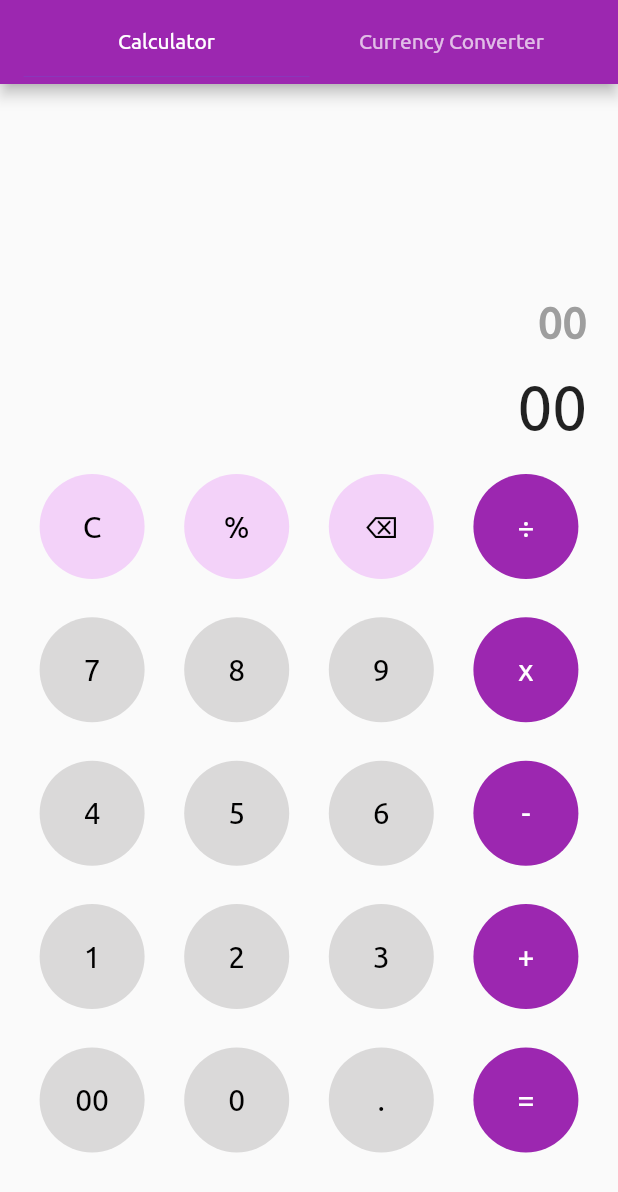
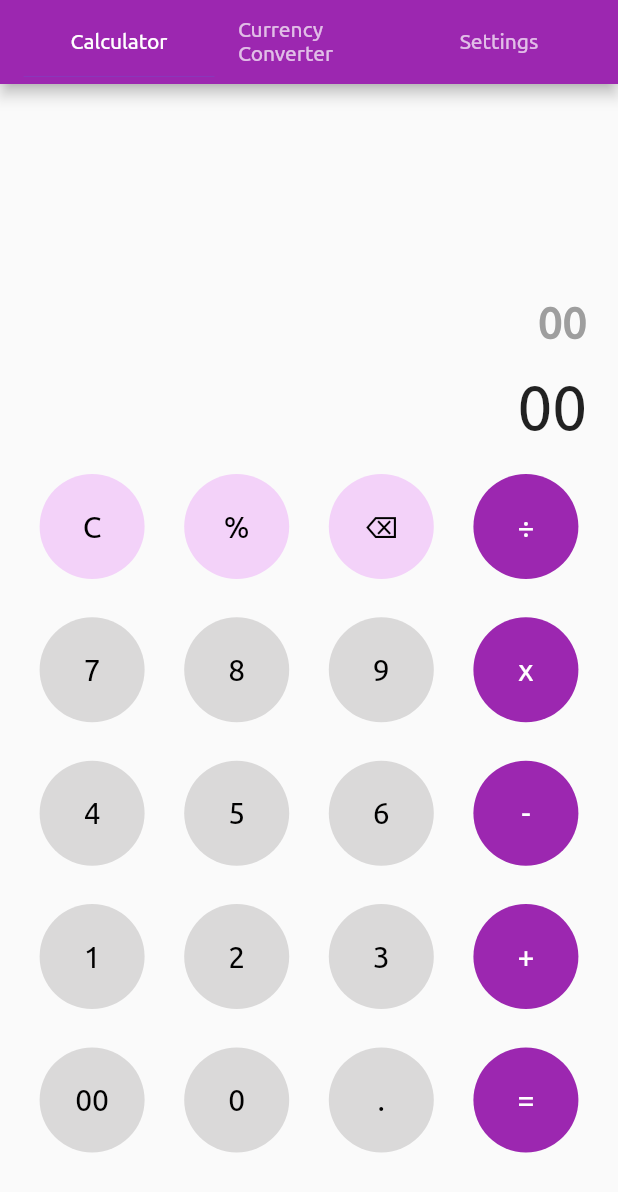
Before and after one commit to yuvrajgrover6/calculator, a Flutter app: the screen it shows after launch, after a tap on "00", on a phone screen of 412 x 824 dp. Shown: the top 1192 px of the screen. Run offline on Flutter 3.47's test engine with Material 2 defaults, Android fonts, the phone set to English and light mode, and no system bars; our stand-ins replace flutter_colorpicker, flutter_dotenv, get, google_mobile_ads, hive, math_expressions; accounts and stored records are empty; network calls fail.

Commit message:
color customizations

```diff
--- a/lib/contants.dart
+++ b/lib/contants.dart
@@ -1,7 +1,21 @@
 import 'package:flutter/material.dart';
+import 'package:get/get.dart';
 import 'package:hive/hive.dart';
+import 'package:path_provider/path_provider.dart';
 
-const kPrimaryColor = Colors.purple;
-const kSecondaryColor = Color.fromARGB(255, 243, 210, 249);
-const kThirdColor = Color.fromARGB(255, 218, 217, 217);
-final hiveBox = Hive.box('exchange_rates');
+class LocalDBController extends GetxController {
+  late Box exchangeRateLocalDB;
+  late Box colorsLocalDB;
+
+  static LocalDBController instance = Get.find();
+  @override
+  Future<void> onInit() async {
+    super.onInit();
+  }
+
+  Future<void> intializeLocalDB() async {
+    Hive.init((await getApplicationDocumentsDirectory()).path);
+    exchangeRateLocalDB = await Hive.openBox('exchange_rates');
+    colorsLocalDB = await Hive.openBox('colors');
+  }
+}
--- a/lib/main.dart
+++ b/lib/main.dart
@@ -1,4 +1,6 @@
+import 'package:calculator/contants.dart';
 import 'package:calculator/modules/home/screens/home.dart';
+import 'package:calculator/modules/settings/controller/settings_controller.dart';
 import 'package:flutter/material.dart';
 import 'package:flutter_dotenv/flutter_dotenv.dart';
 import 'package:get/get.dart';
@@ -27,11 +29,14 @@ Future<void> loadAd() async {
 void main() async {
   WidgetsFlutterBinding.ensureInitialized();
   MobileAds.instance.initialize();
+  await Get.putAsync(() async {
+    final controller = LocalDBController();
+    await controller.intializeLocalDB();
+    return controller;
+  }, permanent: true);
   await dotenv.load(fileName: ".env");
-  Hive.init((await getApplicationDocumentsDirectory()).path);
+  await loadAd();
 
-  var box = await Hive.openBox('exchange_rates');
-  await loadAd();
   runApp(const MyApp());
 }
 
@@ -48,6 +53,9 @@ class MyApp extends StatelessWidget {
         primarySwatch: Colors.blue,
       ),
       home: Home(),
+      initialBinding: BindingsBuilder(() async {
+        Get.put(SettingsController(), permanent: true);
+      }),
     );
   }
 }
--- a/lib/modules/calculator/screens/calculator_screen.dart
+++ b/lib/modules/calculator/screens/calculator_screen.dart
@@ -1,4 +1,5 @@
 import 'package:calculator/contants.dart';
+import 'package:calculator/modules/settings/controller/settings_controller.dart';
 import 'package:flutter/material.dart';
 
 import 'package:get/get.dart';
@@ -15,6 +16,8 @@ class Calculator extends StatelessWidget {
     final controller = Get.put(CalculatorController());
     final height = MediaQuery.of(context).size.height;
     final width = MediaQuery.of(context).size.width;
+    return GetX<SettingsController>(
+      builder: (settingsController) {
         return Scaffold(
           body: Column(
             children: [
@@ -26,7 +29,8 @@ class Calculator extends StatelessWidget {
                   children: [
                     Obx(() => Container(
                           padding: EdgeInsets.symmetric(
-                          horizontal: width * 0.05, vertical: height * 0.01),
+                              horizontal: width * 0.05,
+                              vertical: height * 0.01),
                           child: Text(
                             controller.history.value,
                             maxLines: 3,
@@ -40,7 +44,8 @@ class Calculator extends StatelessWidget {
                     Obx(
                       () => Container(
                           padding: EdgeInsets.symmetric(
-                          horizontal: width * 0.05, vertical: height * 0.01),
+                              horizontal: width * 0.05,
+                              vertical: height * 0.01),
                           alignment: Alignment.bottomRight,
                           child: Text(
                             controller.textToDisplay.value,
@@ -62,22 +67,22 @@ class Calculator extends StatelessWidget {
                               CalButton(
                                 text: 'C',
                                 onPressed: () => controller.buttonOnClick('C'),
-                            color: kSecondaryColor,
+                                color: settingsController.kSecondaryColor,
                               ),
                               CalButton(
                                 text: '%',
                                 onPressed: () => controller.buttonOnClick('%'),
-                            color: kSecondaryColor,
+                                color: settingsController.kSecondaryColor,
                               ),
                               CalButton(
                                 text: '⌫',
                                 onPressed: () => controller.buttonOnClick('⌫'),
-                            color: kSecondaryColor,
+                                color: settingsController.kSecondaryColor,
                               ),
                               CalButton(
                                 text: '÷',
                                 onPressed: () => controller.buttonOnClick('/'),
-                            color: kPrimaryColor,
+                                color: settingsController.kPrimaryColor,
                                 fontColor: Colors.white,
                               ),
                             ])),
@@ -89,22 +94,22 @@ class Calculator extends StatelessWidget {
                               CalButton(
                                 text: '7',
                                 onPressed: () => controller.buttonOnClick('7'),
-                            color: kThirdColor,
+                                color: settingsController.kThirdColor,
                               ),
                               CalButton(
                                 text: '8',
                                 onPressed: () => controller.buttonOnClick('8'),
-                            color: kThirdColor,
+                                color: settingsController.kThirdColor,
                               ),
                               CalButton(
                                 text: '9',
                                 onPressed: () => controller.buttonOnClick('9'),
-                            color: kThirdColor,
+                                color: settingsController.kThirdColor,
                               ),
                               CalButton(
                                 text: '\u0078',
                                 onPressed: () => controller.buttonOnClick('*'),
-                            color: kPrimaryColor,
+                                color: settingsController.kPrimaryColor,
                                 fontColor: Colors.white,
                               ),
                             ])),
@@ -116,22 +121,22 @@ class Calculator extends StatelessWidget {
                               CalButton(
                                 text: '4',
                                 onPressed: () => controller.buttonOnClick('4'),
-                            color: kThirdColor,
+                                color: settingsController.kThirdColor,
                               ),
                               CalButton(
                                 text: '5',
                                 onPressed: () => controller.buttonOnClick('5'),
-                            color: kThirdColor,
+                                color: settingsController.kThirdColor,
                               ),
                               CalButton(
                                 text: '6',
                                 onPressed: () => controller.buttonOnClick('6'),
-                            color: kThirdColor,
+                                color: settingsController.kThirdColor,
                               ),
                               CalButton(
                                 text: '-',
                                 onPressed: () => controller.buttonOnClick('-'),
-                            color: kPrimaryColor,
+                                color: settingsController.kPrimaryColor,
                                 fontColor: Colors.white,
                               ),
                             ])),
@@ -143,22 +148,22 @@ class Calculator extends StatelessWidget {
                               CalButton(
                                 text: '1',
                                 onPressed: () => controller.buttonOnClick('1'),
-                            color: kThirdColor,
+                                color: settingsController.kThirdColor,
                               ),
                               CalButton(
                                 text: '2',
                                 onPressed: () => controller.buttonOnClick('2'),
-                            color: kThirdColor,
+                                color: settingsController.kThirdColor,
                               ),
                               CalButton(
                                 text: '3',
                                 onPressed: () => controller.buttonOnClick('3'),
-                            color: kThirdColor,
+                                color: settingsController.kThirdColor,
                               ),
                               CalButton(
                                 text: '+',
                                 onPressed: () => controller.buttonOnClick('+'),
-                            color: kPrimaryColor,
+                                color: settingsController.kPrimaryColor,
                                 fontColor: Colors.white,
                               ),
                             ])),
@@ -170,22 +175,22 @@ class Calculator extends StatelessWidget {
                               CalButton(
                                 text: '00',
                                 onPressed: () => controller.buttonOnClick('00'),
-                            color: kThirdColor,
+                                color: settingsController.kThirdColor,
                               ),
                               CalButton(
                                 text: '0',
                                 onPressed: () => controller.buttonOnClick('0'),
-                            color: kThirdColor,
+                                color: settingsController.kThirdColor,
                               ),
                               CalButton(
                                 text: '.',
                                 onPressed: () => controller.buttonOnClick('.'),
-                            color: kThirdColor,
+                                color: settingsController.kThirdColor,
                               ),
                               CalButton(
                                 text: '=',
                                 onPressed: () => controller.buttonOnClick('='),
-                            color: kPrimaryColor,
+                                color: settingsController.kPrimaryColor,
                                 fontColor: Colors.white,
                               ),
                             ]))
@@ -195,5 +200,7 @@ class Calculator extends StatelessWidget {
             ],
           ),
         );
+      },
+    );
   }
 }
--- a/lib/modules/home/screens/home.dart
+++ b/lib/modules/home/screens/home.dart
@@ -1,6 +1,9 @@
 import 'package:calculator/modules/calculator/screens/calculator_screen.dart';
 import 'package:calculator/modules/currency/screens/currency_converter_screen.dart';
+import 'package:calculator/modules/settings/controller/settings_controller.dart';
+import 'package:calculator/modules/settings/screens/settings.dart';
 import 'package:flutter/material.dart';
+import 'package:get/get.dart';
 
 class Home extends StatelessWidget {
   const Home({Key? key}) : super(key: key);
@@ -9,11 +12,13 @@ class Home extends StatelessWidget {
   Widget build(BuildContext context) {
     var focusNode = FocusNode();
 
+    return GetX<SettingsController>(
+      builder: (controller) {
         return DefaultTabController(
-      length: 2,
+          length: 3,
           child: Scaffold(
             appBar: AppBar(
-          backgroundColor: Colors.purple,
+              backgroundColor: controller.kPrimaryColor,
 
               title: const TabBar(indicatorWeight: 0.1, tabs: [
                 Tab(
@@ -21,6 +26,9 @@ class Home extends StatelessWidget {
                 ),
                 Tab(
                   child: Text('Currency Converter'),
+                ),
+                Tab(
+                  child: Text('Settings'),
                 )
               ]),
               // title: const Text('Calculator'),
@@ -31,9 +39,12 @@ class Home extends StatelessWidget {
                 CurrencyConverter(
                   focusnode: focusNode,
                 ),
+                SettingsScreen()
               ],
             ),
           ),
         );
+      },
+    );
   }
 }
--- /dev/null
+++ b/lib/modules/settings/controller/settings_controller.dart
@@ -0,0 +1,84 @@
+// ignore_for_file: public_member_api_docs, sort_constructors_first
+import 'package:calculator/contants.dart';
+import 'package:flutter/material.dart';
+import 'package:flutter_colorpicker/flutter_colorpicker.dart';
+import 'package:get/get.dart';
+
+enum colors {
+  kPrimaryColor,
+  kSecondaryColor,
+  kThirdColor,
+}
+
+class SettingsController extends GetxController {
+  final Map<colors, Rx<Color>> colorScheme = {
+    colors.kPrimaryColor: Rx(Colors.purple),
+    colors.kSecondaryColor: Rx(Color.fromARGB(255, 243, 210, 249)),
+    colors.kThirdColor: Rx(Color.fromARGB(255, 218, 217, 217)),
+  };
+
+  Color get kPrimaryColor => colorScheme[colors.kPrimaryColor]!.value;
+  Color get kSecondaryColor => colorScheme[colors.kSecondaryColor]!.value;
+  Color get kThirdColor => colorScheme[colors.kThirdColor]!.value;
+
+  get colorsLocalDB => LocalDBController.instance.colorsLocalDB;
+  SettingsController();
+  @override
+  void onInit() {
+    super.onInit();
+    colors.values.forEach((element) {
+      try {
+        colorScheme[element]!.value = Color(colorsLocalDB.get(element.name));
+      } catch (e) {
+        ; // TODO: skip for now
+      }
+    });
+  }
+
+  primaryColorSwitcher() {}
+  modifyColor(colors changed) {
+    Color toChange = colorScheme[changed]!.value;
+    Get.dialog(Material(
+      child: AlertDialog(
+        title: const Text('Pick a color!'),
+        content: SingleChildScrollView(
+          child: ColorPicker(
+            pickerColor: toChange,
+            onColorChanged: (color) {
+              colorScheme[changed]!.value = color;
+            },
+          ),
+          // Use Material color picker:
+          //
+          // child: MaterialPicker(
+          //   pickerColor: pickerColor,
+          //   onColorChanged: changeColor,
+          //   showLabel: true, // only on portrait mode
+          // ),
+          //
+          // Use Block color picker:
+          //
+          // child: BlockPicker(
+          //   pickerColor: currentColor,
+          //   onColorChanged: changeColor,
+          // ),
+          //
+          // child: MultipleChoiceBlockPicker(
+          //   pickerColors: currentColors,
+          //   onColorsChanged: changeColors,
+          // ),
+        ),
+        actions: <Widget>[
+          ElevatedButton(
+            child: const Text('Got it'),
+            onPressed: () {
+              colorsLocalDB.put(
+                  changed.name, colorScheme[changed]!.value.value);
+              Get.back();
+            },
+          ),
+        ],
+      ),
+    ));
+  }
+}
--- a/pubspec.yaml
+++ b/pubspec.yaml
@@ -42,6 +42,7 @@ dependencies:
   flutter_dotenv: ^5.0.2
   intl: ^0.17.0
   path_provider: ^2.0.11
+  flutter_colorpicker: ^1.0.3
 dev_dependencies:
   flutter_test:
     sdk: flutter
```
Also changed, not shown: lib/modules/currency/controller/currency_controller.dart (+5 -4 lines), lib/modules/currency/screens/currency_converter_screen.dart (+20 -9 lines), lib/modules/settings/screens/settings.dart (added, +66 -0 lines), pubspec.lock. Lines whose indentation alone changed are shown as unchanged.
